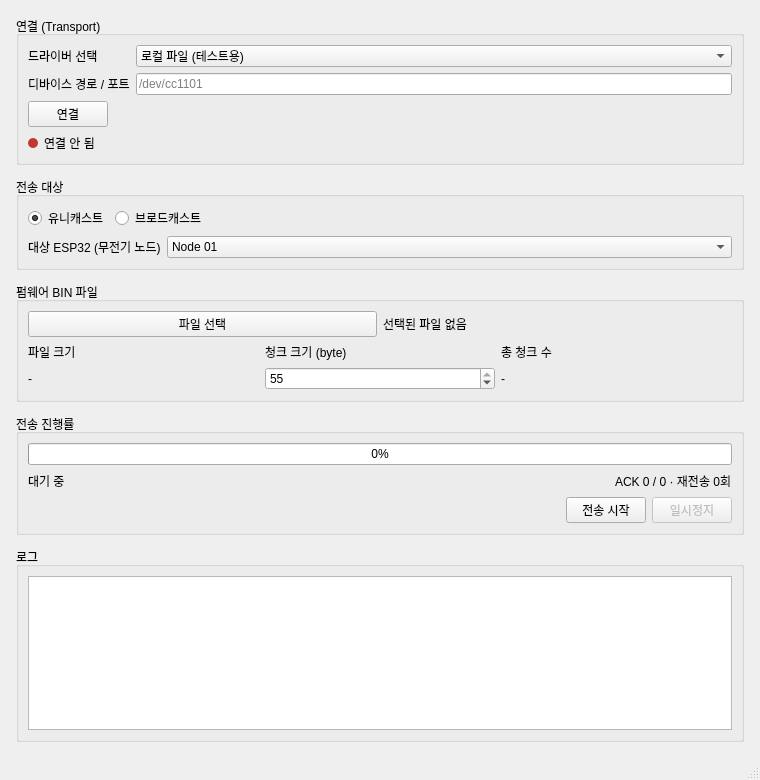
fhss-ota-radio/gateway-ota, file OTA_System/ui/otamanager.ui: the form before one commit.
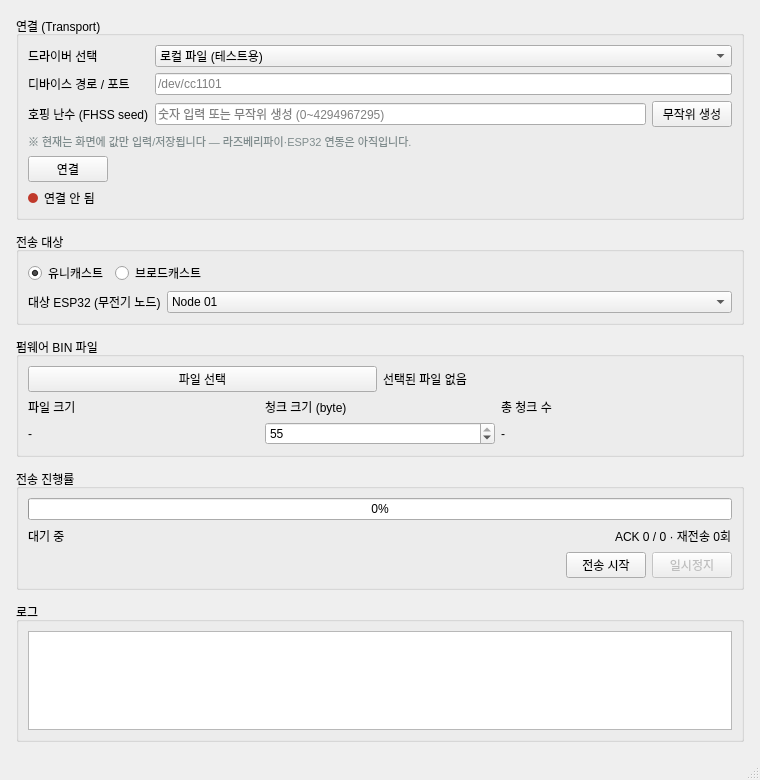
The form after the commit.

Commit message: feat(ui): 호핑 난수(FHSS seed) 입력 UI 추가

The edit to the form file:
```diff
--- a/OTA_System/ui/otamanager.ui
+++ b/OTA_System/ui/otamanager.ui
@@ -47,8 +47,33 @@
            <property name="placeholderText"><string>/dev/cc1101</string></property>
           </widget>
          </item>
+         <item row="2" column="0">
+          <widget class="QLabel" name="hopSeedLabel">
+           <property name="text"><string>호핑 난수 (FHSS seed)</string></property>
+          </widget>
+         </item>
+         <item row="2" column="1">
+          <layout class="QHBoxLayout" name="hopSeedLayout">
+           <item>
+            <widget class="QLineEdit" name="hopSeedEdit">
+             <property name="placeholderText"><string>숫자 입력 또는 무작위 생성 (0~4294967295)</string></property>
+            </widget>
+           </item>
+           <item>
+            <widget class="QPushButton" name="hopSeedRandomButton">
+             <property name="text"><string>무작위 생성</string></property>
+            </widget>
+           </item>
+          </layout>
+         </item>
         </layout>
        </item>
+       <item>
+        <widget class="QLabel" name="hopSeedHintLabel">
+         <property name="text"><string>※ 현재는 화면에 값만 입력/저장됩니다 — 라즈베리파이·ESP32 연동은 아직입니다.</string></property>
+         <property name="styleSheet"><string notr="true">color:#7f8c8d; font-size:11px;</string></property>
+        </widget>
+       </item>
        <item>
         <layout class="QHBoxLayout" name="connectButtonLayout">
          <item>
```
The commit also changes 2 other files.
